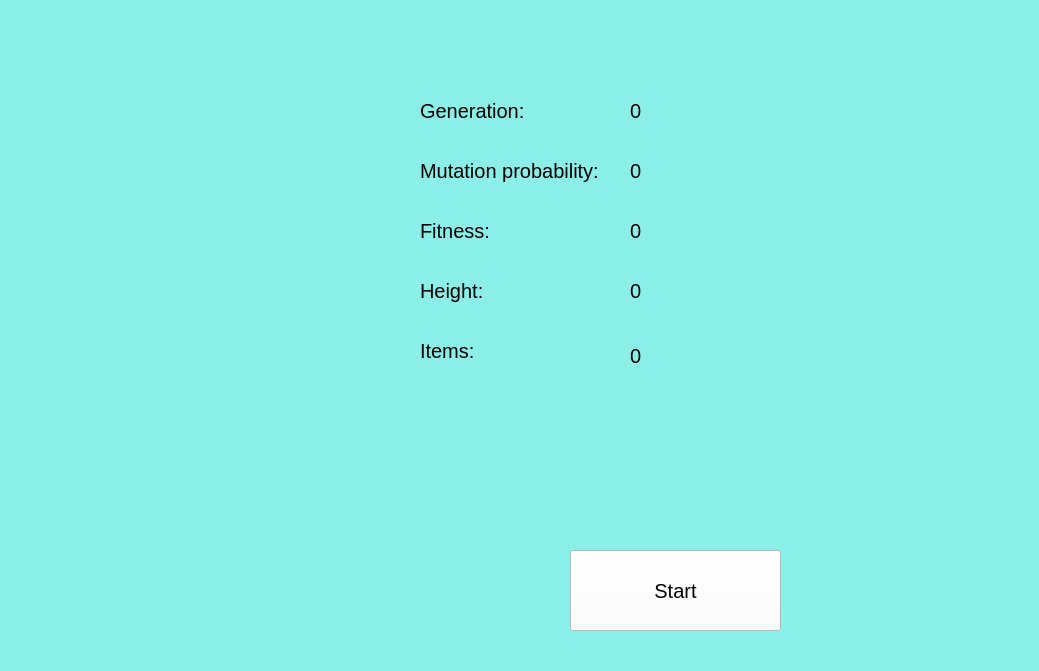
Old version of the form WITH GUI/gui/mainwindow.ui in the repository cderienzo/tpe3-sia.
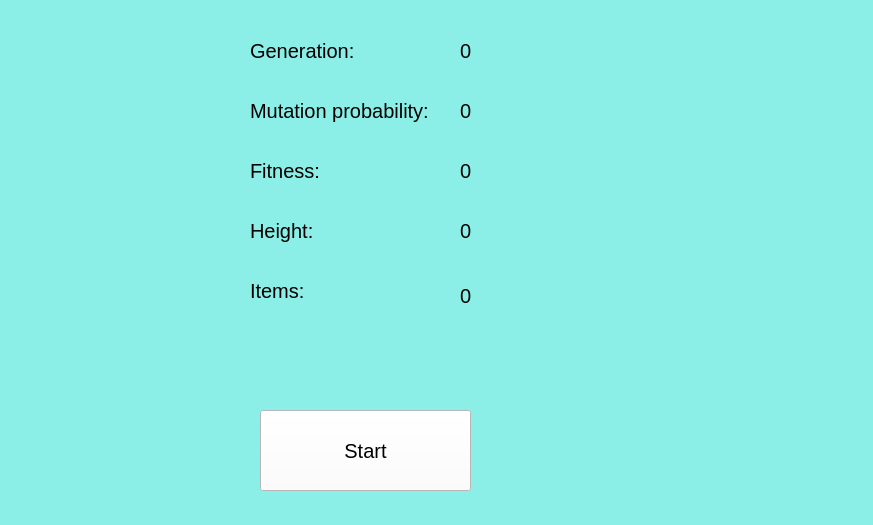
New version of the form. Icons and pictures are not drawn.

```diff
--- a/WITH GUI/gui/mainwindow.ui
+++ b/WITH GUI/gui/mainwindow.ui
@@ -6,8 +6,8 @@
    <rect>
     <x>0</x>
     <y>0</y>
-    <width>1039</width>
-    <height>671</height>
+    <width>873</width>
+    <height>525</height>
    </rect>
   </property>
   <property name="windowTitle">
@@ -36,8 +36,8 @@
    <widget class="QLabel" name="label">
     <property name="geometry">
      <rect>
-      <x>420</x>
-      <y>90</y>
+      <x>250</x>
+      <y>30</y>
       <width>181</width>
       <height>41</height>
      </rect>
@@ -49,8 +49,8 @@
    <widget class="QLabel" name="label_2">
     <property name="geometry">
      <rect>
-      <x>420</x>
-      <y>150</y>
+      <x>250</x>
+      <y>90</y>
       <width>201</width>
       <height>41</height>
      </rect>
@@ -62,8 +62,8 @@
    <widget class="QLabel" name="label_4">
     <property name="geometry">
      <rect>
-      <x>420</x>
-      <y>210</y>
+      <x>250</x>
+      <y>150</y>
       <width>181</width>
       <height>41</height>
      </rect>
@@ -75,8 +75,8 @@
    <widget class="QLabel" name="generation">
     <property name="geometry">
      <rect>
-      <x>630</x>
-      <y>90</y>
+      <x>460</x>
+      <y>30</y>
       <width>221</width>
       <height>41</height>
      </rect>
@@ -88,8 +88,8 @@
    <widget class="QLabel" name="pm">
     <property name="geometry">
      <rect>
-      <x>630</x>
-      <y>150</y>
+      <x>460</x>
+      <y>90</y>
       <width>221</width>
       <height>41</height>
      </rect>
@@ -101,8 +101,8 @@
    <widget class="QLabel" name="fitness">
     <property name="geometry">
      <rect>
-      <x>630</x>
-      <y>210</y>
+      <x>460</x>
+      <y>150</y>
       <width>221</width>
       <height>41</height>
      </rect>
@@ -114,8 +114,8 @@
    <widget class="QPushButton" name="pushButton">
     <property name="geometry">
      <rect>
-      <x>570</x>
-      <y>550</y>
+      <x>260</x>
+      <y>410</y>
       <width>211</width>
       <height>81</height>
      </rect>
@@ -127,8 +127,8 @@
    <widget class="QLabel" name="end">
     <property name="geometry">
      <rect>
-      <x>450</x>
-      <y>440</y>
+      <x>270</x>
+      <y>340</y>
       <width>181</width>
       <height>41</height>
      </rect>
@@ -141,9 +141,9 @@
     <property name="geometry">
      <rect>
       <x>20</x>
-      <y>40</y>
-      <width>381</width>
-      <height>571</height>
+      <y>20</y>
+      <width>211</width>
+      <height>471</height>
      </rect>
     </property>
     <property name="text">
@@ -153,8 +153,8 @@
    <widget class="QLabel" name="label_5">
     <property name="geometry">
      <rect>
-      <x>420</x>
-      <y>270</y>
+      <x>250</x>
+      <y>210</y>
       <width>181</width>
       <height>41</height>
      </rect>
@@ -166,8 +166,8 @@
    <widget class="QLabel" name="height">
     <property name="geometry">
      <rect>
-      <x>630</x>
-      <y>270</y>
+      <x>460</x>
+      <y>210</y>
       <width>221</width>
       <height>41</height>
      </rect>
@@ -179,8 +179,8 @@
    <widget class="QLabel" name="label_6">
     <property name="geometry">
      <rect>
-      <x>420</x>
-      <y>330</y>
+      <x>250</x>
+      <y>270</y>
       <width>181</width>
       <height>41</height>
      </rect>
@@ -192,8 +192,8 @@
    <widget class="QLabel" name="items">
     <property name="geometry">
      <rect>
-      <x>630</x>
-      <y>330</y>
+      <x>460</x>
+      <y>270</y>
       <width>401</width>
       <height>51</height>
      </rect>
```
